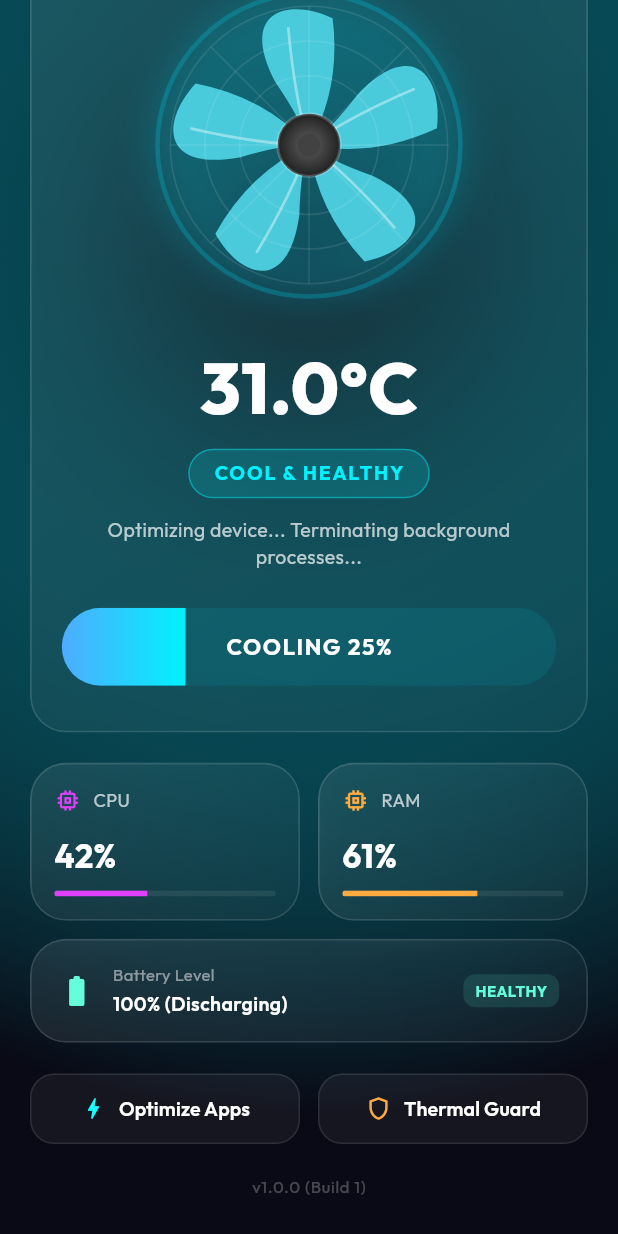
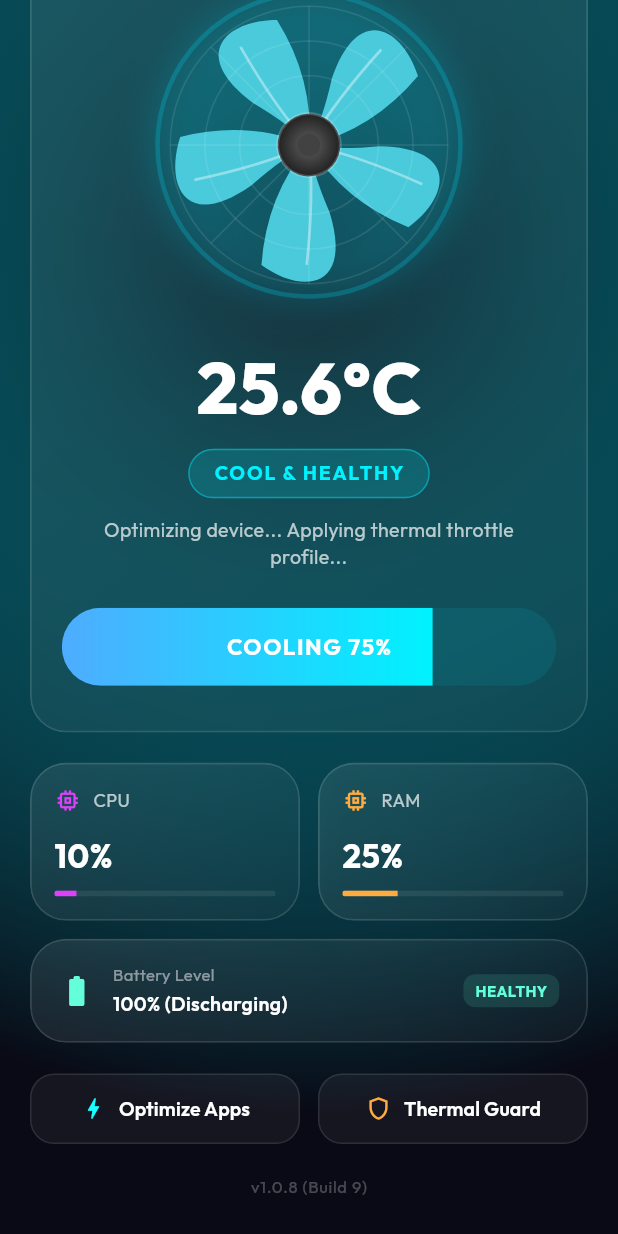
Before and after one commit to levisbarua/mobile-cooler, a Flutter app: the screen it shows after launch, scrolled down 127 dp, after a tap on "COOL DOWN NOW", on a phone screen of 412 x 824 dp. Run offline on Flutter 3.47's test engine with Material 3 defaults, Android fonts, the phone set to English and light mode, and no system bars; our stand-ins replace battery_plus, google_fonts, package_info_plus; missing offline and left inert: screen_brightness; network calls fail.

Commit message:
feat: implement dynamic cooling profiles for Smart Cool, Deep Freeze, and Silent Mode

```diff
--- a/lib/providers/cooler_provider.dart
+++ b/lib/providers/cooler_provider.dart
@@ -178,6 +178,25 @@ class CoolerProvider extends ChangeNotifier {
     _coolingStepText = 'Optimizing device... Scanning processes...';
     notifyListeners();
 
+    int stepMs = 800;
+    double totalDrop = 4.8;
+    double targetCpu = 15.0;
+    double targetRam = 35.0;
+
+    if (_coolingMode == 'Deep Freeze') {
+      stepMs = 400;
+      totalDrop = 7.2;
+      targetCpu = 10.0;
+      targetRam = 25.0;
+    } else if (_coolingMode == 'Silent Mode') {
+      stepMs = 1400;
+      totalDrop = 2.4;
+      targetCpu = 25.0;
+      targetRam = 45.0;
+    }
+
+    final double stepDrop = totalDrop / 4.0;
+
     // Step 1: Lower screen brightness to reduce heat
     _coolingStepText = 'Optimizing device... Lowering screen brightness...';
     notifyListeners();
@@ -186,8 +205,10 @@ class CoolerProvider extends ChangeNotifier {
     } catch (e) {
       if (kDebugMode) print('Brightness error: $e');
     }
-    await Future.delayed(const Duration(milliseconds: 800));
+    await Future.delayed(Duration(milliseconds: stepMs));
+    _temperature = max(20.0, double.parse((_temperature - stepDrop).toStringAsFixed(1)));
     _coolingProgress = 0.25;
+    notifyListeners();
 
     // Step 2: Kill real background processes via native channel
     _coolingStepText = 'Optimizing device... Terminating background processes...';
@@ -198,22 +219,28 @@ class CoolerProvider extends ChangeNotifier {
     } catch (e) {
       if (kDebugMode) print('Kill processes error: $e');
     }
-    await Future.delayed(const Duration(milliseconds: 800));
+    await Future.delayed(Duration(milliseconds: stepMs));
+    _temperature = max(20.0, double.parse((_temperature - stepDrop).toStringAsFixed(1)));
     _coolingProgress = 0.5;
+    notifyListeners();
 
     // Step 3: Simulate clearing app caches / throttling
     _coolingStepText = 'Optimizing device... Releasing memory ($killedCount cleared)...';
     notifyListeners();
-    _cpuUsage = max(12.0, _cpuUsage - 30.0);
-    _ramUsage = max(30.0, _ramUsage - 20.0);
-    await Future.delayed(const Duration(milliseconds: 800));
+    _cpuUsage = targetCpu;
+    _ramUsage = targetRam;
+    await Future.delayed(Duration(milliseconds: stepMs));
+    _temperature = max(20.0, double.parse((_temperature - stepDrop).toStringAsFixed(1)));
     _coolingProgress = 0.75;
+    notifyListeners();
 
     // Step 4: Wait for temperature to begin dropping
     _coolingStepText = 'Optimizing device... Applying thermal throttle profile...';
     notifyListeners();
-    await Future.delayed(const Duration(milliseconds: 800));
+    await Future.delayed(Duration(milliseconds: stepMs));
+    _temperature = max(20.0, double.parse((_temperature - stepDrop).toStringAsFixed(1)));
     _coolingProgress = 1.0;
+    notifyListeners();
 
     // Step 5: Restore brightness and finish
     _coolingStepText = 'Optimizing device... Restoring settings. Cooling complete!';
--- a/lib/widgets/fan_animator.dart
+++ b/lib/widgets/fan_animator.dart
@@ -39,8 +39,15 @@ class _FanAnimatorState extends State<FanAnimator> with SingleTickerProviderStat
         double speedFactor = 1.0;
 
         if (provider.isCooling) {
-          // Rapid spin during cooling sequence
-          speedFactor = 8.0 - (provider.coolingProgress * 5.0); // starts ultra fast (8x), slows to 3x
+          // Spin based on selected cooling mode
+          if (provider.coolingMode == 'Deep Freeze') {
+            speedFactor = 12.0 - (provider.coolingProgress * 7.0); // starts ultra fast (12x), slows to 5x
+          } else if (provider.coolingMode == 'Silent Mode') {
+            speedFactor = 3.0 - (provider.coolingProgress * 1.8); // starts quiet (3x), slows to 1.2x
+          } else {
+            // Default or Smart Cool
+            speedFactor = 8.0 - (provider.coolingProgress * 5.0); // starts fast (8x), slows to 3x
+          }
         } else if (provider.isStressing) {
           // Rapid spin due to hot CPU
           speedFactor = 5.0;
--- a/pubspec.yaml
+++ b/pubspec.yaml
@@ -16,7 +16,7 @@ publish_to: 'none' # Remove this line if you wish to publish to pub.dev
 # https://developer.apple.com/library/archive/documentation/General/Reference/InfoPlistKeyReference/Articles/CoreFoundationKeys.html
 # In Windows, build-name is used as the major, minor, and patch parts
 # of the product and file versions while build-number is used as the build suffix.
-version: 1.0.0+1
+version: 1.0.8+9
 
 environment:
   sdk: ^3.11.1
--- a/version.json
+++ b/version.json
@@ -1,6 +1,6 @@
 {
-  "version": "1.0.7",
-  "version_code": 8,
-  "download_url": "https://github.com/levisbarua/mobile-cooler/releases/download/v1.0.7/app-release.apk",
-  "release_notes": "OTA Update fixing the Optimize Selected loading animation and process listing behavior"
+  "version": "1.0.8",
+  "version_code": 9,
+  "download_url": "https://github.com/levisbarua/mobile-cooler/releases/download/v1.0.8/app-release.apk",
+  "release_notes": "OTA Update implementing dynamic cooling profiles for Smart Cool, Deep Freeze, and Silent Mode"
 }
```
